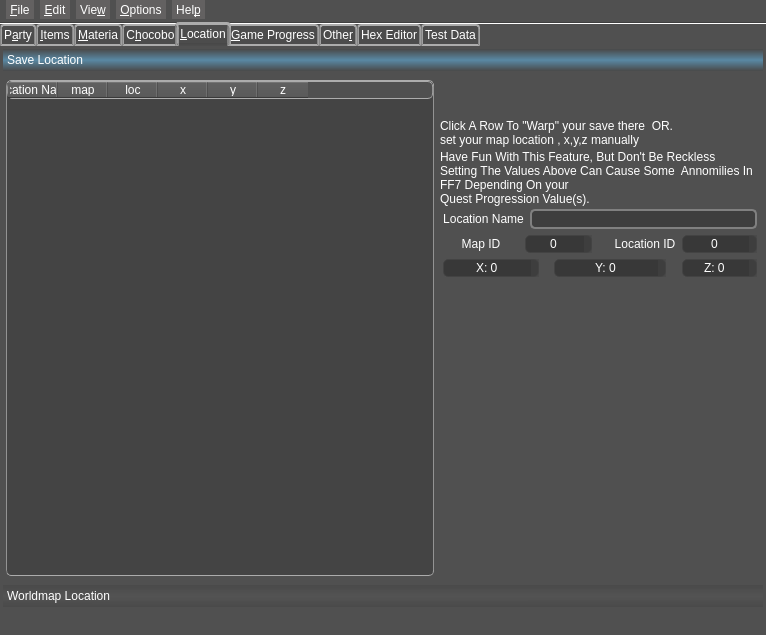
The window that mainwindow.ui (sithlord48/blackchocobo) describes before a commit, drawn with Qt 5.
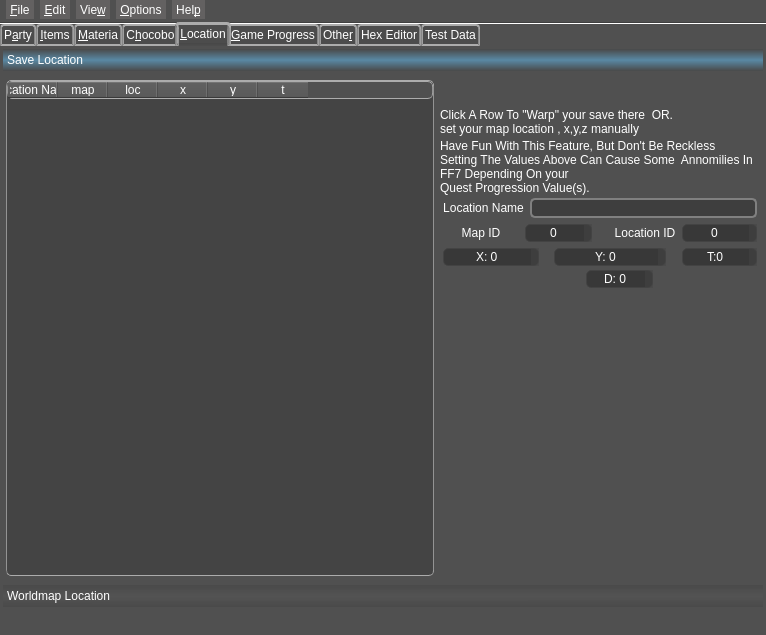
The same window after the commit. The open tabs and pages were chosen to show the change. Icons and pictures are not drawn.

Diff of the .ui file:
```diff
--- a/mainwindow.ui
+++ b/mainwindow.ui
@@ -3317,8 +3317,8 @@
             <rect>
              <x>0</x>
              <y>0</y>
-             <width>749</width>
-             <height>443</height>
+             <width>760</width>
+             <height>496</height>
             </rect>
            </property>
            <attribute name="icon">
@@ -3421,7 +3421,7 @@
               </column>
               <column>
                <property name="text">
-                <string>z</string>
+                <string>t</string>
                </property>
               </column>
              </widget>
@@ -3439,7 +3439,7 @@
                 <property name="sizeHint" stdset="0">
                  <size>
                   <width>20</width>
-                  <height>0</height>
+                  <height>13</height>
                  </size>
                 </property>
                </spacer>
@@ -3605,8 +3605,14 @@
                     <property name="prefix">
                      <string notr="true">X: </string>
                     </property>
+                    <property name="minimum">
+                     <number>-32767</number>
+                    </property>
                     <property name="maximum">
-                     <number>650000</number>
+                     <number>32768</number>
+                    </property>
+                    <property name="value">
+                     <number>0</number>
                     </property>
                    </widget>
                   </item>
@@ -3637,8 +3643,11 @@
                     <property name="prefix">
                      <string notr="true">Y: </string>
                     </property>
+                    <property name="minimum">
+                     <number>-32767</number>
+                    </property>
                     <property name="maximum">
-                     <number>650000</number>
+                     <number>32768</number>
                     </property>
                    </widget>
                   </item>
@@ -3667,10 +3676,13 @@
                      <set>Qt::AlignCenter</set>
                     </property>
                     <property name="prefix">
-                     <string notr="true">Z: </string>
+                     <string notr="true">T:</string>
+                    </property>
+                    <property name="minimum">
+                     <number>0</number>
                     </property>
                     <property name="maximum">
-                     <number>650000</number>
+                     <number>65565</number>
                     </property>
                     <property name="value">
                      <number>0</number>
@@ -3681,6 +3693,60 @@
                 </item>
                </layout>
               </item>
+              <item>
+               <layout class="QHBoxLayout" name="horizontalLayout_14">
+                <item>
+                 <spacer name="horizontalSpacer">
+                  <property name="orientation">
+                   <enum>Qt::Horizontal</enum>
+                  </property>
+                  <property name="sizeType">
+                   <enum>QSizePolicy::Preferred</enum>
+                  </property>
+                  <property name="sizeHint" stdset="0">
+                   <size>
+                    <width>40</width>
+                    <height>20</height>
+                   </size>
+                  </property>
+                 </spacer>
+                </item>
+                <item>
+                 <widget class="QSpinBox" name="sb_coord_d">
+                  <property name="minimumSize">
+                   <size>
+                    <width>67</width>
+                    <height>18</height>
+                   </size>
+                  </property>
+                  <property name="maximumSize">
+                   <size>
+                    <width>67</width>
+                    <height>18</height>
+                   </size>
+                  </property>
+                  <property name="wrapping">
+                   <bool>true</bool>
+                  </property>
+                  <property name="alignment">
+                   <set>Qt::AlignCenter</set>
+                  </property>
+                  <property name="prefix">
+                   <string notr="true">D: </string>
+                  </property>
+                  <property name="minimum">
+                   <number>0</number>
+                  </property>
+                  <property name="maximum">
+                   <number>255</number>
+                  </property>
+                  <property name="value">
+                   <number>0</number>
+                  </property>
+                 </widget>
+                </item>
+               </layout>
+              </item>
               <item>
                <widget class="QLabel" name="lbl_fieldFile">
                 <property name="text">
@@ -3715,7 +3781,7 @@
                 <property name="sizeHint" stdset="0">
                  <size>
                   <width>20</width>
-                  <height>0</height>
+                  <height>13</height>
                  </size>
                 </property>
                </spacer>
```
Left out of the diff: 14 changed lines with no effect on the pictures.
